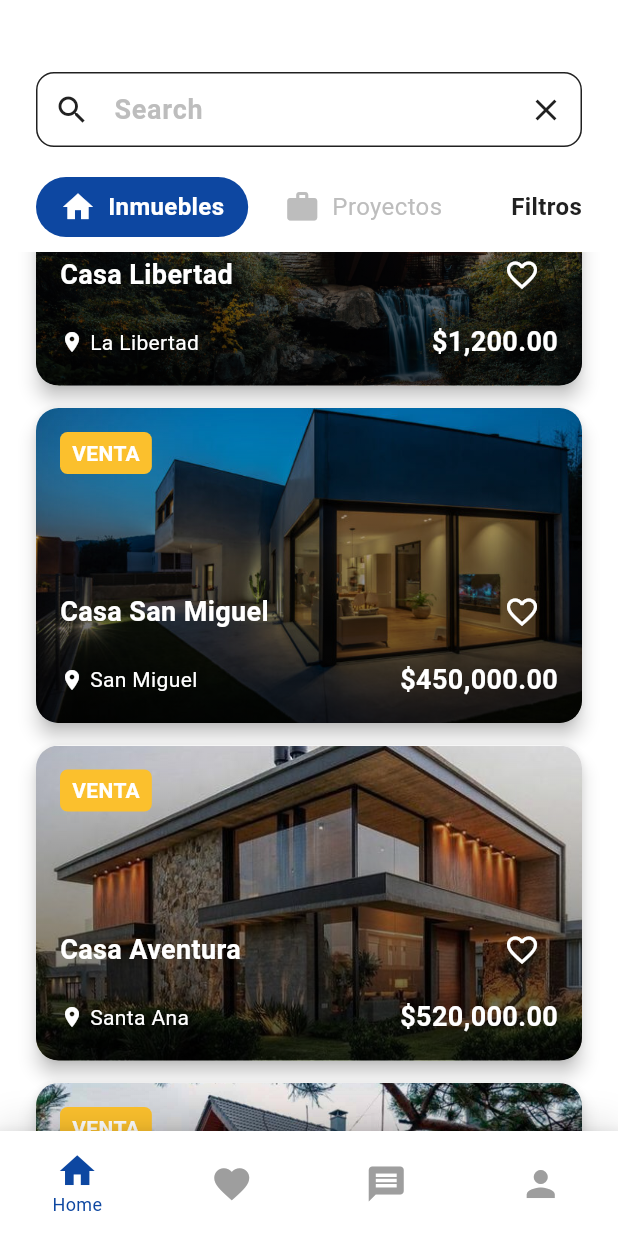
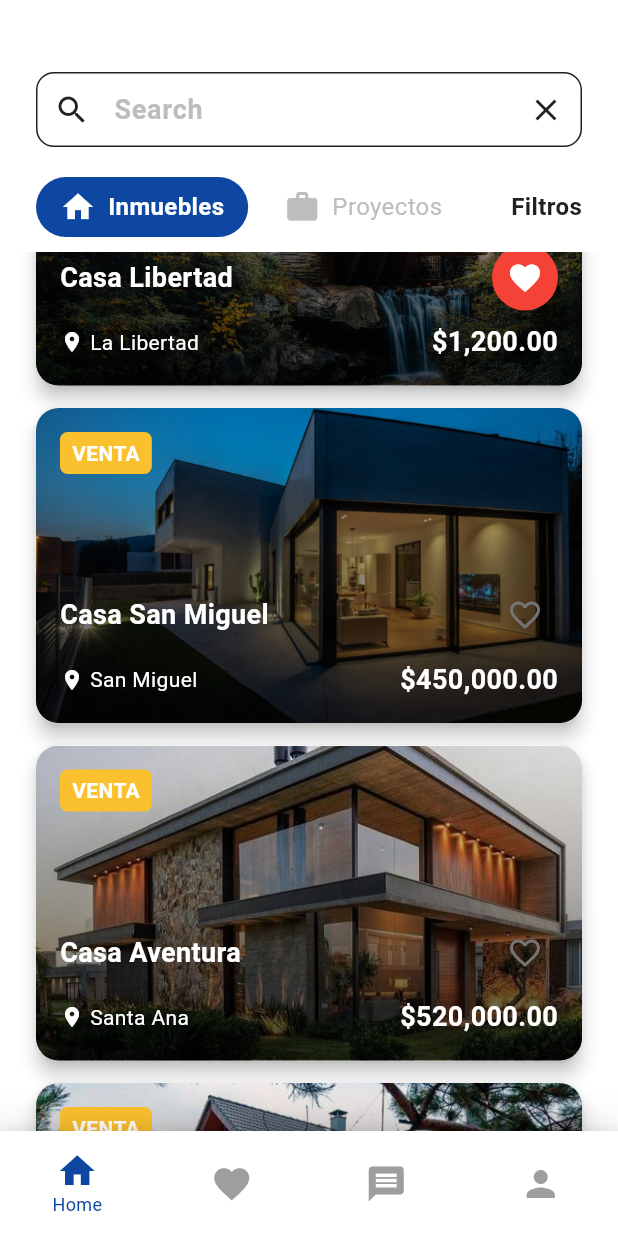
Before and after one commit to Danie0822/habbit_mobil_flutter, a Flutter app: the MainScreen screen opened by its route, scrolled down 576 dp, after a tap on the "favorite outline" icon, on a phone screen of 412 x 824 dp. Run offline on Flutter 3.47's test engine with Material 3 defaults, Android fonts, the phone set to English and light mode, and no system bars; drawn by our look-alikes of animated_bottom_navigation_bar, flutter_animate; our stand-ins replace go_router.

Commit message:
cambios de cards propiedades y main screen

```diff
--- a/lib/common/widgets/cards_property.dart
+++ b/lib/common/widgets/cards_property.dart
@@ -1,6 +1,29 @@
 import 'package:flutter/material.dart';
+import 'package:flutter_animate/flutter_animate.dart';
 import 'package:habbit_mobil_flutter/data/data.dart';
-Widget buildProperty(Property property, int index) {
+
+class PropertyCard extends StatefulWidget {
+  final Property property;
+  final int index;
+
+  const PropertyCard({Key? key, required this.property, required this.index})
+      : super(key: key);
+
+  @override
+  _PropertyCardState createState() => _PropertyCardState();
+}
+
+class _PropertyCardState extends State<PropertyCard> {
+  bool isFavorite = false;
+
+  void toggleFavorite() {
+    setState(() {
+      isFavorite = !isFavorite;
+    });
+  }
+
+  @override
+  Widget build(BuildContext context) {
     return GestureDetector(
       onTap: () {
         // Manejar el evento de tap
@@ -16,11 +39,13 @@ Widget buildProperty(Property property, int index) {
         elevation: 5,
         child: Stack(
           children: [
-          Container(
+            AnimatedContainer(
+              duration: 800.ms,
+              curve: Curves.easeInOut,
               height: 210,
               decoration: BoxDecoration(
                 image: DecorationImage(
-                image: AssetImage(property.frontImage),
+                  image: AssetImage(widget.property.frontImage),
                   fit: BoxFit.cover,
                 ),
               ),
@@ -53,13 +78,17 @@ Widget buildProperty(Property property, int index) {
                 ),
                 padding: const EdgeInsets.symmetric(vertical: 4, horizontal: 8),
                 child: Text(
-                property.label,
+                  widget.property.label,
                   style: const TextStyle(
                     color: Colors.white,
                     fontSize: 14,
                     fontWeight: FontWeight.bold,
                   ),
-              ),
+                ).animate().fadeIn(duration: 800.ms).slideX(
+                    begin: 1.0,
+                    end: 0.0,
+                    duration: 800.ms,
+                    curve: Curves.easeInOut),
               ),
             ),
             Positioned(
@@ -73,25 +102,41 @@ Widget buildProperty(Property property, int index) {
                     mainAxisAlignment: MainAxisAlignment.spaceBetween,
                     children: [
                       Text(
-                      property.name,
+                        widget.property.name,
                         style: const TextStyle(
                           color: Colors.white,
                           fontSize: 18,
                           fontWeight: FontWeight.bold,
                         ),
-                    ),
+                      ).animate().fadeIn(duration: 800.ms).slideX(
+                          begin: -1.0,
+                          end: 0.0,
+                          duration: 800.ms,
+                          curve: Curves.easeInOut),
                       Row(
                         children: [
-                        IconButton(
-                          icon: const Icon(
-                            Icons.favorite_border,
-                            color: Colors.white,
+                          GestureDetector(
+                            onTap: toggleFavorite,
+                            child: AnimatedContainer(
+                              duration: Duration(milliseconds: 300),
+                              decoration: BoxDecoration(
+                                shape: BoxShape.circle,
+                                color: isFavorite
+                                    ? Colors.red
+                                    : Colors.transparent,
+                              ),
+                              padding: EdgeInsets.all(10),
+                              child: Icon(
+                                isFavorite
+                                    ? Icons.favorite
+                                    : Icons.favorite_border,
+                                color: isFavorite
+                                    ? Colors.white
+                                    : Colors.grey[600],
                                 size: 24,
                               ),
-                          onPressed: () {
-                            // Manejar el evento de tap
-                          },
                             ),
+                          )
                         ],
                       ),
                     ],
@@ -107,7 +152,7 @@ Widget buildProperty(Property property, int index) {
                       const SizedBox(width: 4),
                       Expanded(
                         child: Text(
-                        property.location,
+                          widget.property.location,
                           style: const TextStyle(
                             color: Colors.white,
                             fontSize: 14,
@@ -116,7 +161,7 @@ Widget buildProperty(Property property, int index) {
                         ),
                       ),
                       Text(
-                      r"$" + property.price,
+                        r"$" + widget.property.price,
                         style: const TextStyle(
                           color: Colors.white,
                           fontSize: 18,
@@ -126,10 +171,15 @@ Widget buildProperty(Property property, int index) {
                     ],
                   ),
                 ],
-            ),
+              ).animate().fadeIn(duration: 800.ms).slideY(
+                  begin: 1.0,
+                  end: 0.0,
+                  duration: 800.ms,
+                  curve: Curves.easeInOut),
             ),
           ],
         ),
       ),
     );
   }
+}
--- a/lib/screens/home_page.dart
+++ b/lib/screens/home_page.dart
@@ -88,14 +88,13 @@ class _HomeScreenState extends State<HomeScreen> {
         itemBuilder: (context, index) {
           return Hero(
             tag: properties[index].frontImage,
-              child: buildProperty(properties[index], index),
+            child: PropertyCard(property: properties[index], index: index),
           );
         },
       ),
     ),
   );
 }
-
   void _onFilterSelected(String filter) {
     setState(() {
       selectedFilter = filter;
--- a/lib/screens/main_screen.dart
+++ b/lib/screens/main_screen.dart
@@ -1,7 +1,7 @@
 import 'package:flutter/material.dart';
+import 'package:animations/animations.dart';
 import 'package:habbit_mobil_flutter/common/widgets/bottom_nav_bar.dart';
 import 'package:habbit_mobil_flutter/screens/screens.dart';
-import 'package:animations/animations.dart';
 
 class MainScreen extends StatefulWidget {
   @override
@@ -26,12 +26,6 @@ class _MainScreenState extends State<MainScreen> {
     });
   }
 
-  void _onPageChanged(int index) {
-    setState(() {
-      _selectedIndex = index;
-    });
-  }
-
   @override
   Widget build(BuildContext context) {
     return Scaffold(
@@ -52,7 +46,8 @@ class _MainScreenState extends State<MainScreen> {
         },
         child: PageView(
           controller: _pageController,
-          onPageChanged: _onPageChanged,
+          onPageChanged: _onItemTapped,
+          physics: const AlwaysScrollableScrollPhysics(),
           children: _screens,
         ),
       ),
```
Lines whose indentation alone changed are shown as unchanged.
